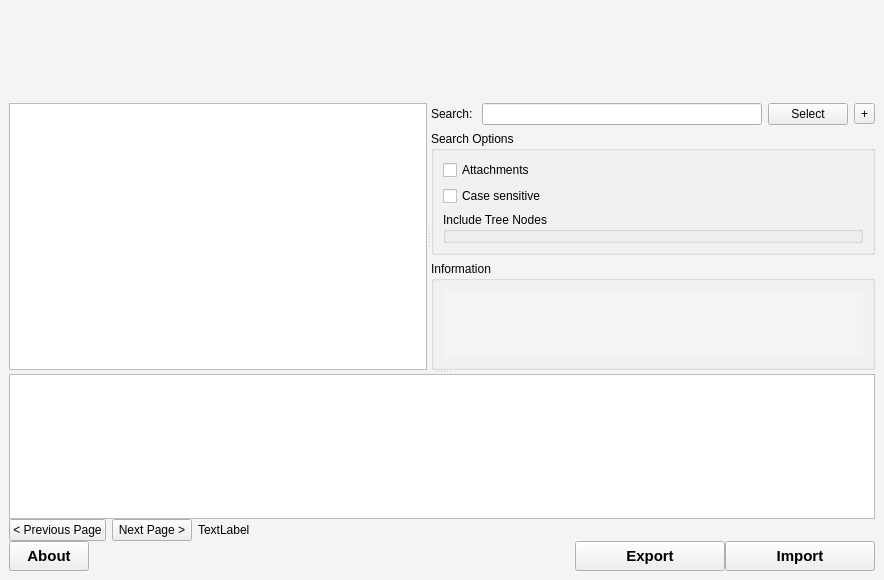
This is src/gui/dinsightmainwindow.ui in piql/insight as Qt 5 draws it before an edit. The edited form follows.
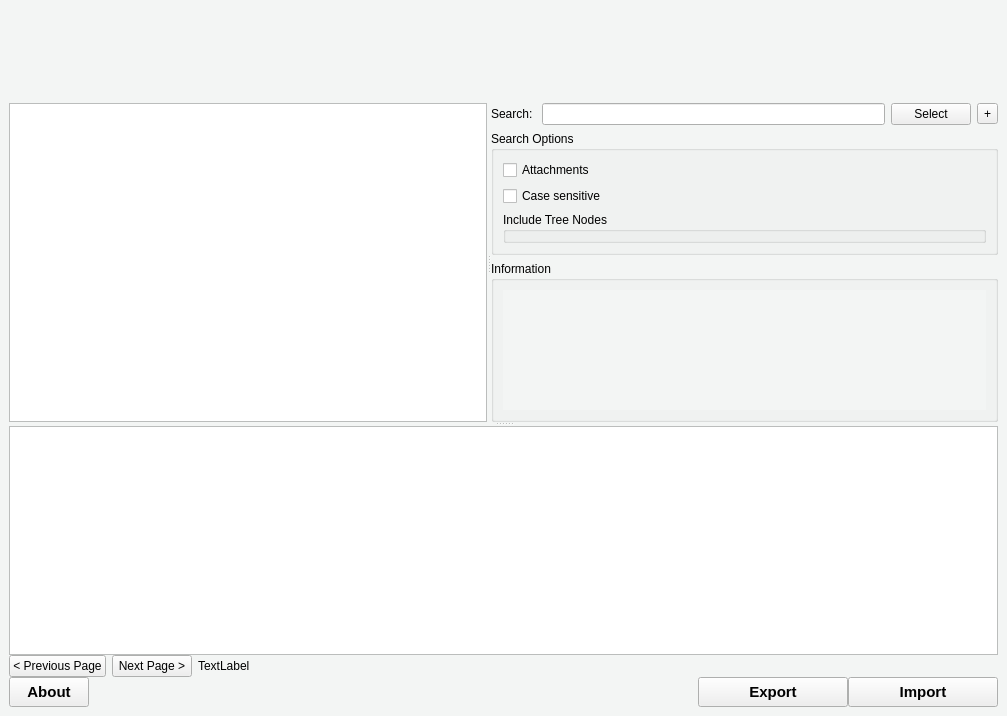
This is the edited form. Icons and pictures are not drawn. Custom widgets are drawn as their Qt base class.

Commit message: Proper resizing of info view.

```diff
--- a/src/gui/dinsightmainwindow.ui
+++ b/src/gui/dinsightmainwindow.ui
@@ -6,8 +6,8 @@
    <rect>
     <x>0</x>
     <y>0</y>
-    <width>884</width>
-    <height>580</height>
+    <width>1007</width>
+    <height>716</height>
    </rect>
   </property>
   <property name="sizePolicy">
@@ -313,8 +313,8 @@
            <property name="flat">
             <bool>false</bool>
            </property>
-           <layout class="QHBoxLayout" name="horizontalLayout_3">
-            <item>
+           <layout class="QGridLayout" name="gridLayout">
+            <item row="0" column="0">
              <widget class="QScrollArea" name="infoViewScrollArea">
               <property name="frameShape">
                <enum>QFrame::NoFrame</enum>
@@ -330,37 +330,16 @@
                 <rect>
                  <x>0</x>
                  <y>0</y>
-                 <width>429</width>
-                 <height>72</height>
+                 <width>486</width>
+                 <height>132</height>
                 </rect>
                </property>
-               <layout class="QVBoxLayout" name="verticalLayout_3">
-                <property name="leftMargin">
-                 <number>0</number>
-                </property>
-                <property name="topMargin">
-                 <number>0</number>
-                </property>
-                <property name="rightMargin">
-                 <number>2</number>
-                </property>
-                <property name="bottomMargin">
-                 <number>0</number>
-                </property>
-                <item>
-                 <layout class="QFormLayout" name="infoView">
-                  <property name="fieldGrowthPolicy">
-                   <enum>QFormLayout::ExpandingFieldsGrow</enum>
-                  </property>
-                  <property name="horizontalSpacing">
-                   <number>5</number>
-                  </property>
-                  <property name="verticalSpacing">
-                   <number>5</number>
-                  </property>
-                 </layout>
-                </item>
-               </layout>
+               <property name="sizePolicy">
+                <sizepolicy hsizetype="Preferred" vsizetype="Preferred">
+                 <horstretch>0</horstretch>
+                 <verstretch>0</verstretch>
+                </sizepolicy>
+               </property>
               </widget>
              </widget>
             </item>
```
Left out of the diff: 2 changed lines with no effect on the pictures. The commit also changes 10 other files.
